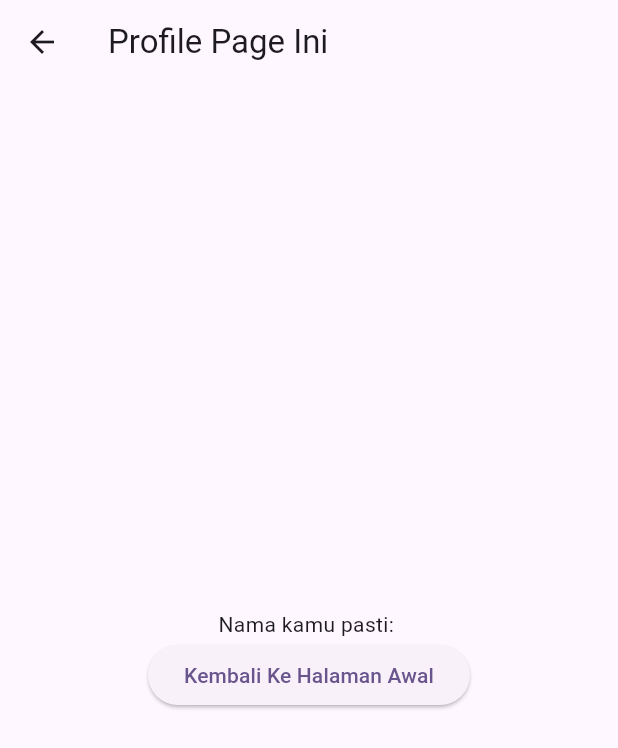
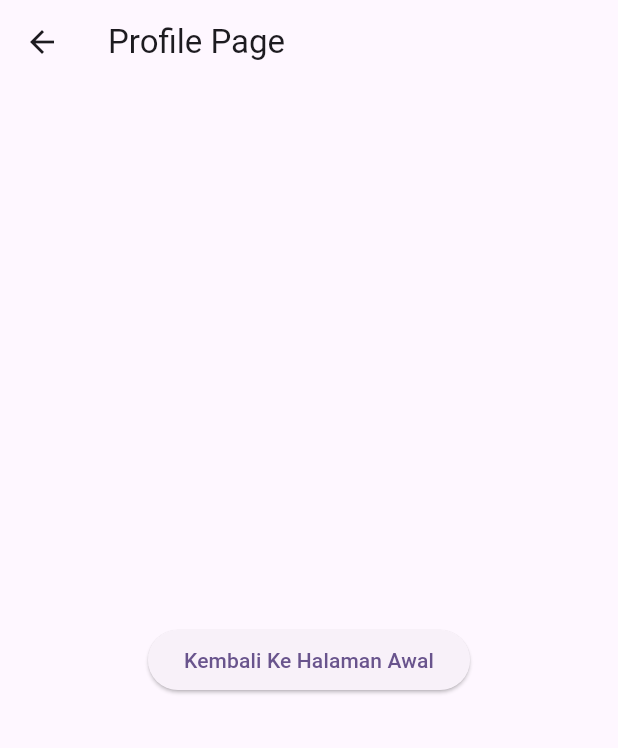
Before and after one commit to dream22301/belajar_flutter, a Flutter app: the screen it shows after launch, after a tap on "Profile Page", on a phone screen of 412 x 824 dp. Shown: the top 748 px of the screen. Run offline on Flutter 3.47's test engine with Material 3 defaults, Android fonts, the phone set to English and light mode, and no system bars; network calls fail.

Commit message:
sudah saya benarkan ya dan rapihkan kodenya :P

```diff
--- a/lib/layout/MainPage.dart
+++ b/lib/layout/MainPage.dart
@@ -4,6 +4,8 @@ import 'package:xi_rpl/layout/ProfilePage.dart';
 
 class MainPage extends StatefulWidget {
   const MainPage({super.key});
+
+
 
   @override
   State<MainPage> createState() => _MainPageState();
@@ -14,23 +16,40 @@ class _MainPageState extends State<MainPage> {
 
   @override
   Widget build(BuildContext context) {
+    double screenWidth = MediaQuery.of(context).size.width;
+    double screenHeight = MediaQuery.of(context).size.height;
     return Scaffold(
       appBar: AppBar(title: Text('Ini Homepage'),),
       body: Column(
+        children: [
+          SizedBox(
+            height: screenHeight * 0.05,
+            width: screenWidth * 1,
+            child: Container(
+              alignment: Alignment.centerRight,
+              child: ElevatedButton(
+                onPressed: () {
+                  Navigator.push(context, MaterialPageRoute(builder: (context) => ProfilePage()));
+                },
+                child: SizedBox(
+                  height: 100,
+                  width: 100,
+                  child: Center(
+                    child: Text('Profile Page'),
+                  ),
+                ),
+              ),
+            ),
+          ),
+          SizedBox(
+            height: screenHeight * 0.7,
+            width: screenWidth * 1,
+            child: Column(
               mainAxisAlignment: MainAxisAlignment.center,
               spacing: 10,
               children: [
-          Center(
-            child: ElevatedButton(onPressed: () {
-              Navigator.push(context, MaterialPageRoute<void>(builder: (context) => ProfilePage(userName: Nama)));
-            }, style: ElevatedButton.styleFrom(fixedSize: Size(150, 50)),
-            child: Center(child: Text('Profile Page'))
-            ),
-          ),
-          Center(
-            child: SizedBox(
-              width: 350,
-              height: 100,
+                SizedBox(
+                  width: screenWidth * 0.8,
                   child: TextField(
                     onChanged: (value) {
                       setState(() {
@@ -39,23 +58,26 @@ class _MainPageState extends State<MainPage> {
                     },
                     decoration: InputDecoration(
                       border: OutlineInputBorder(
-                    borderRadius: BorderRadius.all(Radius.circular(10))
+                        borderRadius: BorderRadius.circular(10)
                       ),
                       hintText: 'Masukkan Nama Anda',
-                  labelText: 'hanya sebuah tulisan text yang lewat',
-                ),
-
+                      labelText: 'Input Nama'
                     ),
                   ),
                 ),
-
-          Center(
-            child: ElevatedButton(onPressed: () {
-              Navigator.push(context, MaterialPageRoute<void>(builder: (context) => const Detailpage()));
-            }, style: ElevatedButton.styleFrom(fixedSize: Size(150, 50)),
-            child: Center(child: Text('Detail Page'))
+                ElevatedButton(
+                  onPressed: () {
+                    Navigator.push(context, MaterialPageRoute<void>(builder: (context) => Detailpage(userName: Nama,)));
+                  },
+                  child: SizedBox(
+                    height: 50,
+                    width: 100,
+                    child: Center(child: Text('Detail Page')),
                   ),
+                )
+              ],
             ),
+          )
         ],
       ),
     );
--- a/lib/layout/ProfilePage.dart
+++ b/lib/layout/ProfilePage.dart
@@ -2,22 +2,18 @@ import 'package:flutter/material.dart';
 
 
 class ProfilePage extends StatelessWidget {
-  final String userName;
-  const ProfilePage({super.key, required this.userName});
+  const ProfilePage({super.key, });
 
 
 
   @override
   Widget build(BuildContext context) {
     return Scaffold(
-      appBar: AppBar(title: Text('Profile Page Ini'),),
+      appBar: AppBar(title: Text('Profile Page'),),
       body: Center(
         child: Column(
           mainAxisAlignment: MainAxisAlignment.center,
           children: [
-            Text(
-              'Nama kamu pasti: $userName'
-            ),
             ElevatedButton(child: Text('Kembali Ke Halaman Awal'), onPressed: () {
               Navigator.pop(context);
             },)
```
Also changed, not shown: lib/layout/DetailPage.dart (+15 -9 lines). Lines whose indentation alone changed are shown as unchanged.
